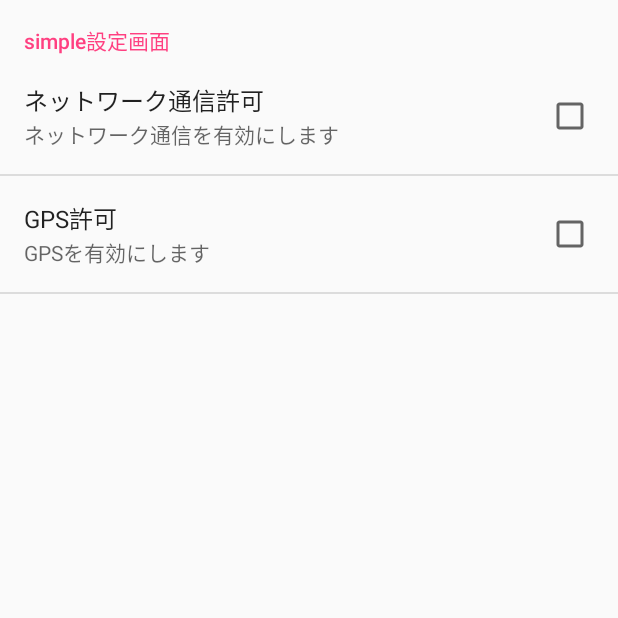
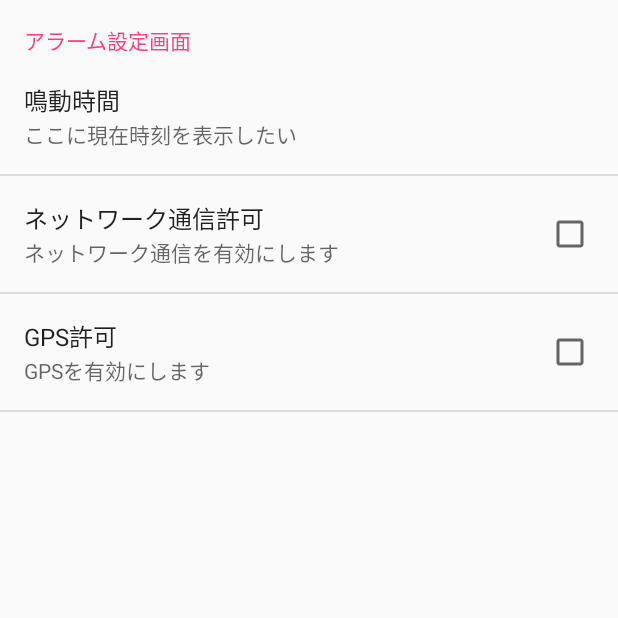
Before and after one commit to nsaito92/Frock, an Android app: the AlarmPreferenceActivity screen opened directly, with no data from a screen before it, on a phone screen of 412 x 824 dp, the top half of it. Run offline under Robolectric (Android 15) with nearby library versions, the phone set to English and light mode, and no system bars; 1 statement that could not run was skipped.

Commit message:
refs #4 アラーム設定編集機能の追加
* 時間を設定する項目を追加

```diff
--- a/app/src/main/AndroidManifest.xml
+++ b/app/src/main/AndroidManifest.xml
@@ -18,11 +18,9 @@
                 <category android:name="android.intent.category.LAUNCHER" />
             </intent-filter>
         </activity>
-
         <receiver
             android:name=".AlarmBroadcastReceiver"
             android:process=":remote" />
-
         <service
             android:name=".AlarmService"
             android:enabled="true"
@@ -30,5 +28,4 @@
 
         <activity android:name=".AlarmPreferenceActivity"></activity>
     </application>
-
 </manifest>
--- a/app/src/main/java/com/example/naotosaito/clocktest/AlarmPreferenceActivity.java
+++ b/app/src/main/java/com/example/naotosaito/clocktest/AlarmPreferenceActivity.java
@@ -1,18 +1,33 @@
 package com.example.naotosaito.clocktest;
 
+import android.preference.Preference;
 import android.preference.PreferenceActivity;
 import android.os.Bundle;
+import android.util.Log;
 
 /**
  * アラーム設定画面表示用のActivity
  */
 
 public class AlarmPreferenceActivity extends PreferenceActivity {
+    private static final String TAG = "AlarmPreferenceActivity";
 
     @Override
     protected void onCreate(Bundle savedInstanceState) {
         super.onCreate(savedInstanceState);
         getFragmentManager().beginTransaction()
                 .replace(android.R.id.content, new AlarmPreferenceFragment()).commit();
+
+        Log.d(TAG, "onCreate");
+
+        // ボタンの押したときの動作
+        Preference button = findPreference(getString(R.string.alarmtime_key));
+        button.setOnPreferenceClickListener(new Preference.OnPreferenceClickListener(){
+            @Override
+            public boolean onPreferenceClick(Preference pref) {
+                Log.d(TAG, "onCreate#onPreferencelick");
+                return true;
+            }
+        });
     }
 }
--- a/app/src/main/res/values/strings.xml
+++ b/app/src/main/res/values/strings.xml
@@ -1,5 +1,5 @@
 <resources>
-    <string name="app_name">NsaitoClock</string>
+    <string name="app_name">Frog song</string>
     <string name="hello_world">Hello world!</string>
     <string name="action_settings">Settings</string>
 
@@ -8,10 +8,15 @@
     <string name="opt_menu_02">ヘルプ</string>
 
     <!-- preference strings -->
-    <string name="preference_title">simple設定画面</string>
+    <string name="preference_title">アラーム設定画面</string>
+
+    <string name="alarmtime_key">アラームキー</string>
+    <string name="alarmtime_setting">鳴動時間</string>
+    <string name="alarmtime_summary">ここに現在時刻を表示したい</string>
 
     <string name="checkbox_01_title">ネットワーク通信許可</string>
     <string name="checkbox_01_summary">ネットワーク通信を有効にします</string>
+
     <string name="checkbox_02_title">GPS許可</string>
     <string name="checkbox_02_summary">GPSを有効にします</string>
 </resources>
--- a/app/src/main/res/xml/preference.xml
+++ b/app/src/main/res/xml/preference.xml
@@ -2,6 +2,11 @@
 <PreferenceScreen
     xmlns:android="http://schemas.android.com/apk/res/android">
     <PreferenceCategory android:title="@string/preference_title">
+        <Preference
+            android:key="@string/alarmtime_key"
+            android:title="@string/alarmtime_setting"
+            android:summary="@string/alarmtime_summary">
+        </Preference>
         <CheckBoxPreference
             android:key="checkbox_01_key"
             android:title="@string/checkbox_01_title"
```
